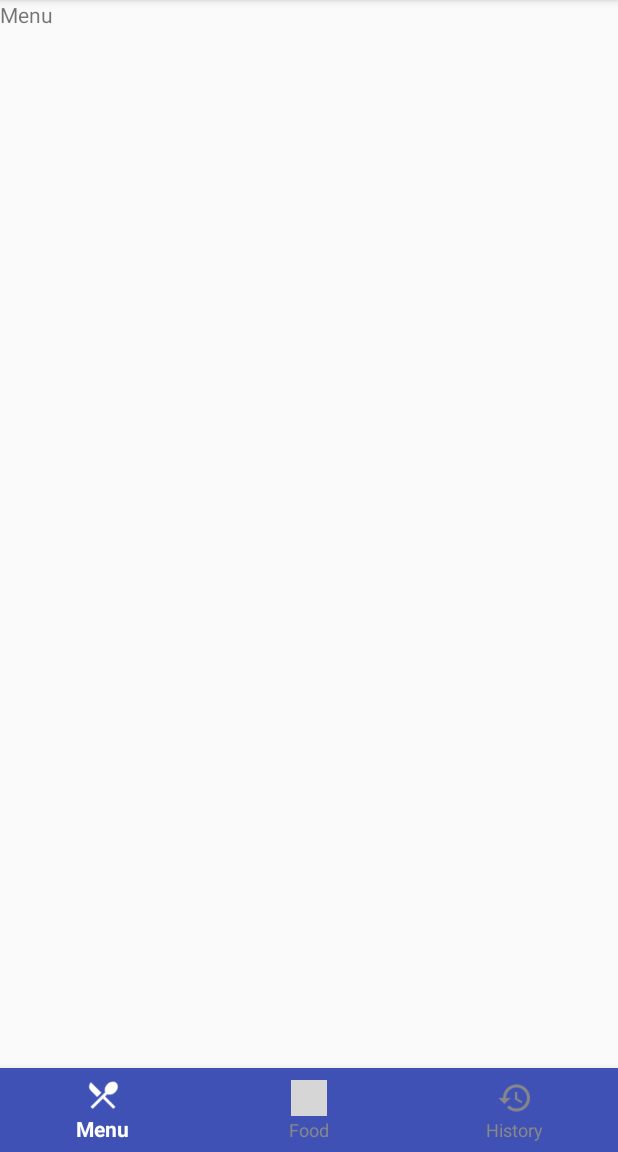
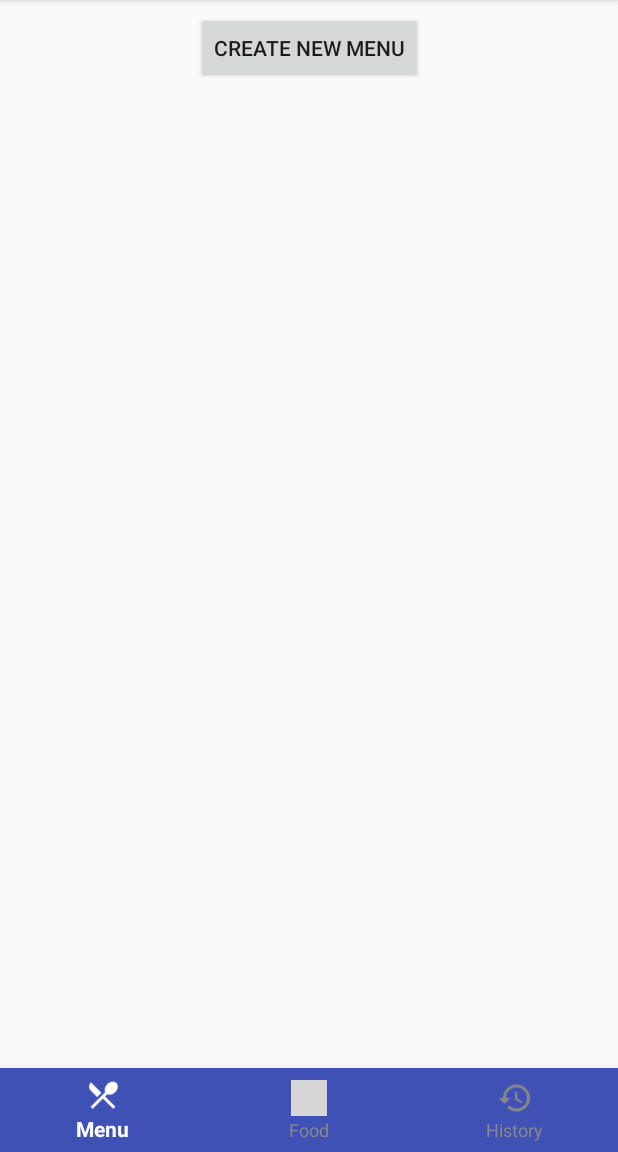
Before and after one commit to filak8/athletes_food, an Android app: the BodyAppActivity screen opened directly, with no data from a screen before it, on a phone screen of 412 x 824 dp, the part 84-1236 px from its top. Run offline under Robolectric (Android 15) with nearby library versions, the phone set to English and light mode, and no system bars; grey boxes are pictures that could not be loaded.

Commit message:
1. Create new Fragment CreateANewMenuFragment.  2. Added new Database table food_database.

```diff
--- a/app/src/main/java/com/example/lenovo/athletesfood/BodyAppActivity.java
+++ b/app/src/main/java/com/example/lenovo/athletesfood/BodyAppActivity.java
@@ -6,21 +6,24 @@ import android.support.v4.app.Fragment;
 import android.support.v4.app.FragmentTransaction;
 import android.support.v7.app.AppCompatActivity;
 import android.os.Bundle;
+import android.util.Log;
 import android.view.MenuItem;
 import android.widget.FrameLayout;
 
+import com.example.lenovo.athletesfood.fragments.CreateANewMenuFragment;
 import com.example.lenovo.athletesfood.fragments.FoodDataBaseFragment;
 import com.example.lenovo.athletesfood.fragments.HistoryFragment;
 import com.example.lenovo.athletesfood.fragments.MenuFragment;
 import com.example.lenovo.athletesfood.models.constant.Constants;
 
-public class BodyAppActivity extends AppCompatActivity {
+public class BodyAppActivity extends AppCompatActivity implements MenuFragment.OnCreatedMenuListener {
 
     private BottomNavigationView mBottomNavigationView;
     private FrameLayout mFrameLayout;
     private MenuFragment mFragmentMenu;
     private FoodDataBaseFragment mFragmentFoodDataBase;
     private HistoryFragment mFragmentHistory;
+    private CreateANewMenuFragment mNewMenuFragment;
     private Fragment mActingFtagment;
 
     private int FRAGMENT_TAG;
@@ -37,6 +40,7 @@ public class BodyAppActivity extends AppCompatActivity {
         mFragmentMenu = new MenuFragment();
         mFragmentFoodDataBase = new FoodDataBaseFragment();
         mFragmentHistory = new HistoryFragment();
+        mNewMenuFragment = new CreateANewMenuFragment();
 
         mBottomNavigationView.setOnNavigationItemSelectedListener(new BottomNavigationView.OnNavigationItemSelectedListener() {
             @Override
@@ -107,4 +111,10 @@ public class BodyAppActivity extends AppCompatActivity {
             mActingFtagment = mFragmentMenu;
         } else setFragment(mActingFtagment);
     }
+
+    @Override
+    public void onMenuCreated() {
+        setFragment(mNewMenuFragment);
+        Log.d("AAA", "Activity BodyAppActivity; method onMenuCreated worked.");
+    }
 }
--- a/app/src/main/java/com/example/lenovo/athletesfood/UserAsyncTask.java
+++ b/app/src/main/java/com/example/lenovo/athletesfood/UserAsyncTask.java
@@ -2,12 +2,11 @@ package com.example.lenovo.athletesfood;
 
 import android.os.AsyncTask;
 import android.util.Log;
-import android.widget.Toast;
 
 import com.example.lenovo.athletesfood.models.constant.Constants;
 import com.example.lenovo.athletesfood.models.dataBase.DataBase;
-import com.example.lenovo.athletesfood.models.dataBase.User;
-import com.example.lenovo.athletesfood.models.dataBase.UserDao;
+import com.example.lenovo.athletesfood.models.dataBase.User.User;
+import com.example.lenovo.athletesfood.models.dataBase.User.UserDao;
 
 public class UserAsyncTask extends AsyncTask<User, Void, Void> {
     private int TASK_KEY;
--- a/app/src/main/java/com/example/lenovo/athletesfood/UserPickCoeffOfMobilityActivity.java
+++ b/app/src/main/java/com/example/lenovo/athletesfood/UserPickCoeffOfMobilityActivity.java
@@ -2,7 +2,6 @@ package com.example.lenovo.athletesfood;
 
 import android.content.Intent;
 import android.content.SharedPreferences;
-import android.os.Handler;
 import android.support.v7.app.AppCompatActivity;
 import android.os.Bundle;
 import android.util.Log;
@@ -13,8 +12,7 @@ import android.widget.RadioGroup;
 
 import com.example.lenovo.athletesfood.models.constant.Constants;
 import com.example.lenovo.athletesfood.models.dataBase.DataBase;
-import com.example.lenovo.athletesfood.models.dataBase.User;
-import com.example.lenovo.athletesfood.models.dataBase.UserDao;
+import com.example.lenovo.athletesfood.models.dataBase.User.User;
 
 import java.util.Random;
 
--- /dev/null
+++ b/app/src/main/java/com/example/lenovo/athletesfood/fragments/CreateANewMenuFragment.java
@@ -0,0 +1,30 @@
+package com.example.lenovo.athletesfood.fragments;
+
+
+import android.os.Bundle;
+import android.support.v4.app.Fragment;
+import android.util.Log;
+import android.view.LayoutInflater;
+import android.view.View;
+import android.view.ViewGroup;
+import android.widget.Button;
+
+import com.example.lenovo.athletesfood.R;
+
+public class CreateANewMenuFragment extends Fragment {
+
+    public CreateANewMenuFragment() {
+    }
+
+    @Override
+    public View onCreateView(LayoutInflater inflater, ViewGroup container,
+                             Bundle savedInstanceState) {
+        return inflater.inflate(R.layout.fragment_created_new_menu, container, false);
+    }
+
+    @Override
+    public void onResume() {
+        super.onResume();
+        Log.d("AAA", "Fragment CreateANewMenuFragment; Fragment in focus.");
+    }
+}
--- a/app/src/main/java/com/example/lenovo/athletesfood/fragments/MenuFragment.java
+++ b/app/src/main/java/com/example/lenovo/athletesfood/fragments/MenuFragment.java
@@ -3,13 +3,17 @@ package com.example.lenovo.athletesfood.fragments;
 
 import android.os.Bundle;
 import android.support.v4.app.Fragment;
+import android.util.Log;
 import android.view.LayoutInflater;
 import android.view.View;
 import android.view.ViewGroup;
+import android.widget.Button;
 
 import com.example.lenovo.athletesfood.R;
 
-public class MenuFragment extends Fragment {
+public class MenuFragment extends Fragment implements View.OnClickListener{
+    Button mBtnCreateNewMenu;
+
 
 
     public MenuFragment() {
@@ -21,7 +25,23 @@ public class MenuFragment extends Fragment {
     public View onCreateView(LayoutInflater inflater, ViewGroup container,
                              Bundle savedInstanceState) {
         // Inflate the layout for this fragment
-        return inflater.inflate(R.layout.fragment_menu, container, false);
+        View view = inflater.inflate(R.layout.fragment_menu, container, false);
+
+        mBtnCreateNewMenu = (Button) view.findViewById(R.id.button_create_new_menu);
+        mBtnCreateNewMenu.setOnClickListener(this);
+
+        return view;
     }
 
+    @Override
+    public void onClick(View view) {
+        OnCreatedMenuListener onCreatedMenuListener = (OnCreatedMenuListener) getActivity();
+        onCreatedMenuListener.onMenuCreated();
+        Log.d("AAA", "Fragment MenuFragment; method OnClick worked.");
+
+    }
+
+    public interface OnCreatedMenuListener {
+        void onMenuCreated();
+    }
 }
--- a/app/src/main/java/com/example/lenovo/athletesfood/models/constant/Constants.java
+++ b/app/src/main/java/com/example/lenovo/athletesfood/models/constant/Constants.java
@@ -6,6 +6,7 @@ public class Constants {
     public static final String ARGS_KEY_SHARED_PREFERENSES_EDITOR_WEIGHT = "user_data_weight";
     public static final String ARGS_KEY_SHARED_PREFERENSES_EDITOR_AGE = "user_data_age";
     public static final String ARGS_KEY_DATABASE_TABLE_NAME_USER_PARAMS = "user_params";
+    public static final String ARGS_KEY_DATABASE_TABLE_NAME_FOOD_DATABASE = "food_database";
     public static final String ARGS_KEY_FRAGMENT_TAG = "fragment_tag";
 
     public static final float COEFF_OF_MOBILITY_LOW = 1.2f;
--- a/app/src/main/java/com/example/lenovo/athletesfood/models/dataBase/User.java
+++ b/app/src/main/java/com/example/lenovo/athletesfood/models/dataBase/User/User.java
@@ -1,4 +1,4 @@
-package com.example.lenovo.athletesfood.models.dataBase;
+package com.example.lenovo.athletesfood.models.dataBase.User;
 
 import android.arch.persistence.room.Entity;
 import android.arch.persistence.room.PrimaryKey;
--- a/app/src/main/java/com/example/lenovo/athletesfood/models/dataBase/UserDao.java
+++ b/app/src/main/java/com/example/lenovo/athletesfood/models/dataBase/User/UserDao.java
@@ -1,10 +1,11 @@
-package com.example.lenovo.athletesfood.models.dataBase;
+package com.example.lenovo.athletesfood.models.dataBase.User;
 
 import android.arch.persistence.room.Dao;
 import android.arch.persistence.room.Insert;
 import android.arch.persistence.room.Query;
 
 import com.example.lenovo.athletesfood.models.constant.Constants;
+import com.example.lenovo.athletesfood.models.dataBase.User.User;
 
 @Dao
 public interface UserDao {
--- a/app/src/main/res/layout/fragment_menu.xml
+++ b/app/src/main/res/layout/fragment_menu.xml
@@ -1,14 +1,28 @@
 <?xml version="1.0" encoding="utf-8"?>
 <FrameLayout xmlns:android="http://schemas.android.com/apk/res/android"
+    xmlns:app="http://schemas.android.com/apk/res-auto"
     xmlns:tools="http://schemas.android.com/tools"
     android:layout_width="match_parent"
     android:layout_height="match_parent"
     tools:context=".fragments.MenuFragment">
 
-    <!-- TODO: Update blank fragment layout -->
-    <TextView
+    <android.support.constraint.ConstraintLayout
         android:layout_width="match_parent"
-        android:layout_height="match_parent"
-        android:text="@string/menu" />
+        android:layout_height="wrap_content">
 
+        <Button
+            android:id="@+id/button_create_new_menu"
+            android:layout_width="wrap_content"
+            android:layout_height="wrap_content"
+            android:layout_marginStart="8dp"
+            android:layout_marginLeft="8dp"
+            android:layout_marginTop="8dp"
+            android:layout_marginEnd="8dp"
+            android:layout_marginRight="8dp"
+            android:text="@string/create_new_menu"
+            app:layout_constraintEnd_toEndOf="parent"
+            app:layout_constraintStart_toStartOf="parent"
+            app:layout_constraintTop_toTopOf="parent" />
+
+    </android.support.constraint.ConstraintLayout>
 </FrameLayout>
--- a/app/src/main/res/values/strings.xml
+++ b/app/src/main/res/values/strings.xml
@@ -23,6 +23,7 @@
     <string name="menu">Menu</string>
     <string name="food_database">Food</string>
     <string name="menu_history">History</string>
+    <string name="create_new_menu">Create new menu</string>
 
     <!-- TODO: Remove or change this placeholder text -->
     <string name="hello_blank_fragment">Hello blank fragment</string>
```
Also changed, not shown: app/src/main/java/com/example/lenovo/athletesfood/models/dataBase/DataBase.java (+7 -1 lines), app/src/main/java/com/example/lenovo/athletesfood/models/dataBase/Food/Food.java (added, +30 -0 lines), app/src/main/java/com/example/lenovo/athletesfood/models/dataBase/Food/FoodDao.java (added, +16 -0 lines), app/src/main/res/layout/fragment_created_new_menu.xml (added, +15 -0 lines).
